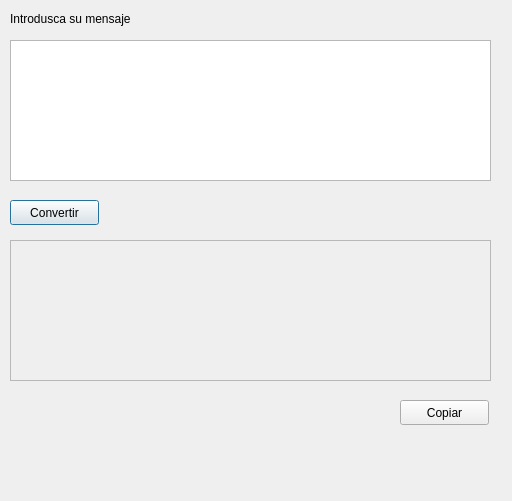
The window that chuckNorrisEncoder/chuckNorrisEncoder.ui (JoseReyesP/Portfolio) describes before a commit, drawn with Qt 5.
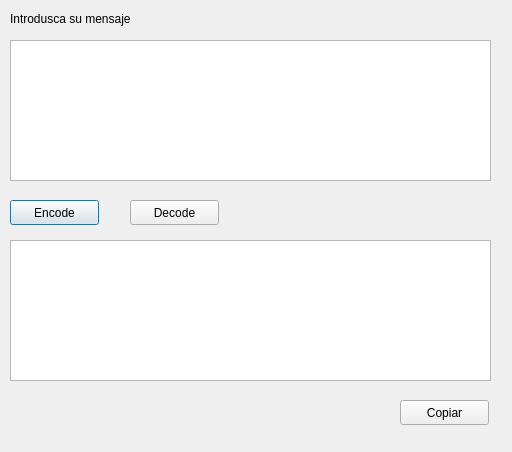
The same window after the commit.

Diff of the .ui file:
```diff
--- a/chuckNorrisEncoder/chuckNorrisEncoder.ui
+++ b/chuckNorrisEncoder/chuckNorrisEncoder.ui
@@ -7,7 +7,7 @@
     <x>0</x>
     <y>0</y>
     <width>512</width>
-    <height>501</height>
+    <height>452</height>
    </rect>
   </property>
   <property name="windowTitle">
@@ -36,7 +36,7 @@
     <string>Introdusca su mensaje</string>
    </property>
   </widget>
-  <widget class="QPushButton" name="pushButtonConvertir">
+  <widget class="QPushButton" name="pushButtonEncode">
    <property name="geometry">
     <rect>
      <x>10</x>
@@ -46,12 +46,12 @@
     </rect>
    </property>
    <property name="text">
-    <string>Convertir</string>
+    <string>Encode</string>
    </property>
   </widget>
   <widget class="QTextEdit" name="output">
    <property name="enabled">
-    <bool>false</bool>
+    <bool>true</bool>
    </property>
    <property name="geometry">
     <rect>
@@ -75,6 +75,19 @@
     <string>Copiar</string>
    </property>
   </widget>
+  <widget class="QPushButton" name="pushButtonDecode">
+   <property name="geometry">
+    <rect>
+     <x>130</x>
+     <y>200</y>
+     <width>89</width>
+     <height>25</height>
+    </rect>
+   </property>
+   <property name="text">
+    <string>Decode</string>
+   </property>
+  </widget>
  </widget>
  <resources/>
  <connections>
```
